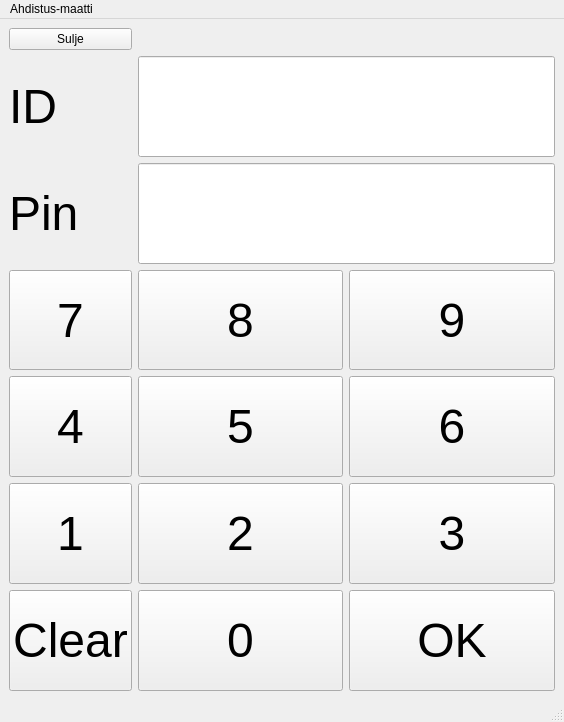
First picture: the form in bankautomat/mainwindow.ui, repository tvt21kmo-bank-project/group_3, before the edit.
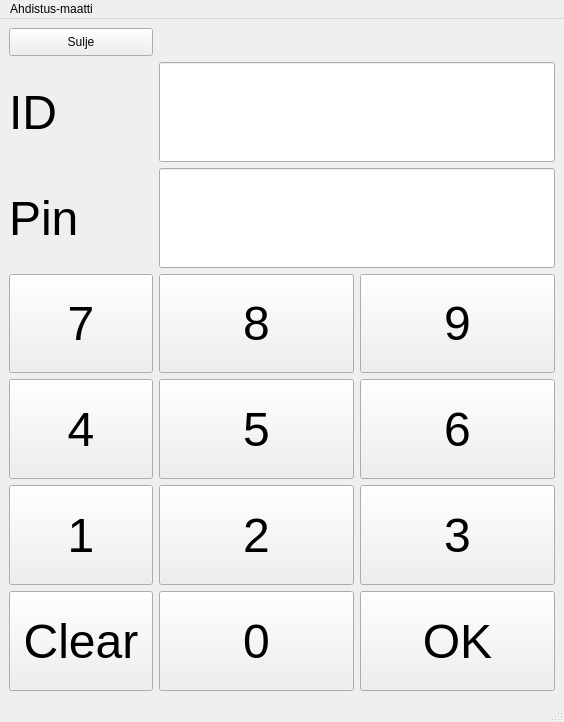
Second picture: the form after the edit.

Commit message: Lassen hirvipaisti on hyvää

Patch:
```diff
--- a/bankautomat/mainwindow.ui
+++ b/bankautomat/mainwindow.ui
@@ -429,6 +429,12 @@
     </item>
     <item row="0" column="0">
      <widget class="QPushButton" name="btnSulje">
+      <property name="minimumSize">
+       <size>
+        <width>144</width>
+        <height>28</height>
+       </size>
+      </property>
       <property name="text">
        <string>Sulje</string>
       </property>
```
Left out of the diff: 418 changed lines with no effect on the pictures. The commit also changes 2 other files.
